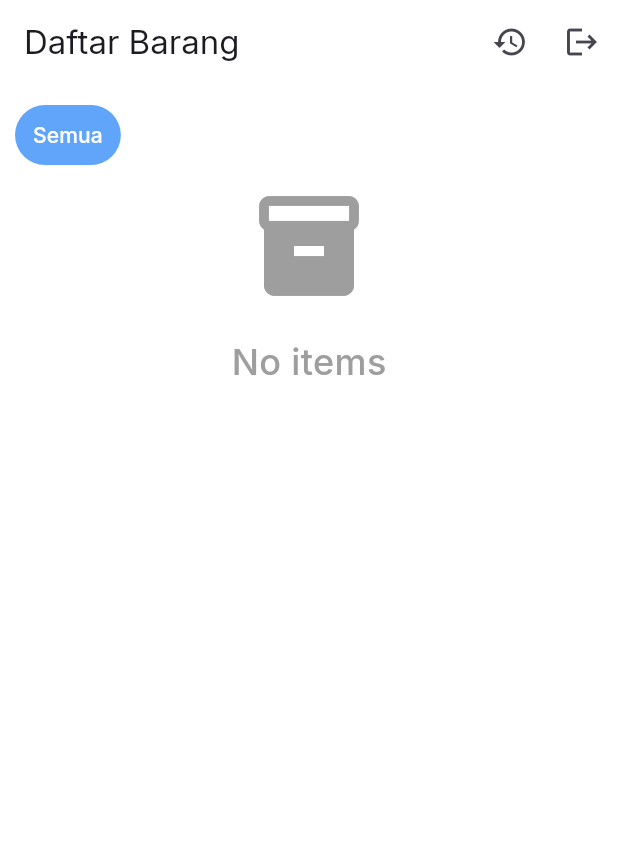
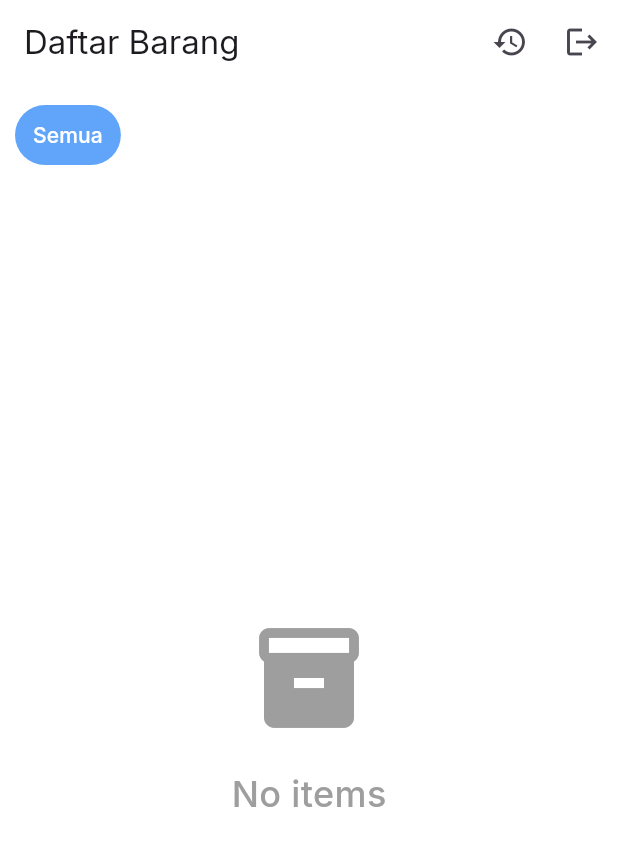
Before and after one commit to kennetmakannasi/sisfo-sarpras-mobile, a Flutter app: the HomePage screen opened by its route, on a phone screen of 412 x 824 dp. Shown: the top 846 px of the screen. Run offline on Flutter 3.47's test engine with Material 3 defaults, Android fonts, the phone set to English and light mode, and no system bars; our stand-ins replace another_flushbar, dio, go_router, google_fonts, shared_preferences; accounts and stored records are empty; network calls fail.

```diff
--- a/lib/pages/history_page.dart
+++ b/lib/pages/history_page.dart
@@ -236,10 +236,6 @@ Widget build(BuildContext context) {
                                       '${item.item.name.substring(0, 12)}...',
                                       style: GoogleFonts.inter(),
                                     ),
-                              Text(
-                                'Stok: ${item.item.stock.toString()}',
-                                style: GoogleFonts.inter(),
-                              ),
                               SizedBox(height: 8),
                               Text(
                                 'Jumlah: ${item.quantity}',
--- a/lib/pages/home_page.dart
+++ b/lib/pages/home_page.dart
@@ -6,8 +6,6 @@ import '../models/item.dart';
 import '../widgets/item_card.dart';
 import 'package:flutter/services.dart';
 import 'package:another_flushbar/flushbar.dart';
-
-
 
 class HomePage extends StatefulWidget {
   @override
@@ -41,7 +39,6 @@ class _HomePageState extends State<HomePage> {
     });
   }
 
-
   void borrowDialog(Item item) {
     final imageUrl = item.imageUrl?.isNotEmpty == true
         ? item.imageUrl!
@@ -72,7 +69,8 @@ class _HomePageState extends State<HomePage> {
                       mainAxisAlignment: MainAxisAlignment.spaceBetween,
                       children: [
                         Expanded(
-                        child: Text(item.name,
+                          child: Text(
+                            item.name,
                             style: GoogleFonts.inter(
                               textStyle: TextStyle(
                                   fontSize: 18, fontWeight: FontWeight.w500),
@@ -96,11 +94,13 @@ class _HomePageState extends State<HomePage> {
                       ),
                     ),
                     SizedBox(height: 10),
-                  Text('Jumlah stok: ${item.stock}',
+                    Text(
+                      'Jumlah stok: ${item.stock}',
                       style: GoogleFonts.inter(),
                     ),
                     SizedBox(height: 20),
-                  Text('Kuantitas Peminjaman',
+                    Text(
+                      'Kuantitas Peminjaman',
                       style: GoogleFonts.inter(),
                     ),
                     SizedBox(height: 4),
@@ -157,9 +157,7 @@ class _HomePageState extends State<HomePage> {
                             ],
                             animationDuration: Duration(milliseconds: 300),
                           ).show(context);
-
                         },
-
                         style: ElevatedButton.styleFrom(
                           foregroundColor: Colors.white,
                           backgroundColor: Color(0xFF60a5fa),
@@ -168,7 +166,8 @@ class _HomePageState extends State<HomePage> {
                             borderRadius: BorderRadius.circular(10),
                           ),
                         ),
-                      child: Text('Kirim',
+                        child: Text(
+                          'Kirim',
                           style: GoogleFonts.inter(),
                         ),
                       ),
@@ -192,8 +191,6 @@ class _HomePageState extends State<HomePage> {
     );
   }
 
-
-
   void logout(BuildContext context) async {
     final shouldLogout = await showGeneralDialog<bool>(
       context: context,
@@ -201,7 +198,8 @@ void logout(BuildContext context) async {
       barrierLabel: MaterialLocalizations.of(context).modalBarrierDismissLabel,
       barrierColor: Colors.black54,
       transitionDuration: Duration(milliseconds: 150),
-    pageBuilder: (BuildContext context, Animation<double> animation, Animation<double> secondaryAnimation) {
+      pageBuilder: (BuildContext context, Animation<double> animation,
+          Animation<double> secondaryAnimation) {
         return Center(
           child: Material(
             color: Colors.transparent,
@@ -215,7 +213,7 @@ void logout(BuildContext context) async {
               actions: [
                 SizedBox(
                   width: 100,
-                child:  ElevatedButton(
+                  child: ElevatedButton(
                     style: ElevatedButton.styleFrom(
                       backgroundColor: Colors.white,
                       foregroundColor: Colors.black,
@@ -230,7 +228,6 @@ void logout(BuildContext context) async {
                     onPressed: () => Navigator.of(context).pop(false),
                   ),
                 ),
-
                 SizedBox(
                   width: 100,
                   child: ElevatedButton(
@@ -246,8 +243,6 @@ void logout(BuildContext context) async {
                     onPressed: () => Navigator.of(context).pop(true),
                   ),
                 )
-
-
               ],
             ),
           ),
@@ -270,30 +265,30 @@ void logout(BuildContext context) async {
     }
   }
 
-
-
   @override
   Widget build(BuildContext context) {
     return Scaffold(
       appBar: AppBar(
-        title: Text('Daftar Barang',
+        title: Text(
+          'Daftar Barang',
           style: GoogleFonts.inter(),
         ),
         actions: [
-          IconButton(onPressed: () => context.push('/history'), icon: Icon(Icons.history)),
-          IconButton(onPressed:  () => logout(context), icon: Icon(Icons.logout)),
+          IconButton(
+              onPressed: () => context.push('/history'),
+              icon: Icon(Icons.history)),
+          IconButton(onPressed: () => logout(context), icon: Icon(Icons.logout)),
         ],
         backgroundColor: Colors.white,
         elevation: 0,
         surfaceTintColor: Colors.transparent,
       ),
-      body: SingleChildScrollView(
-  child: Padding(
-    padding: EdgeInsets.all(10),
-    child: Column(
+      body: Column(
         crossAxisAlignment: CrossAxisAlignment.start,
         children: [
-        SingleChildScrollView(
+          Padding(
+            padding: EdgeInsets.all(10),
+            child: SingleChildScrollView(
               scrollDirection: Axis.horizontal,
               child: Row(
                 children: [
@@ -302,15 +297,21 @@ void logout(BuildContext context) async {
                     child: TextButton(
                       onPressed: () => loadItems(),
                       style: TextButton.styleFrom(
-            backgroundColor: selectedCategory == null ? Color(0xFF60a5fa) : Color(0xffebf2f7),
-            shape: RoundedRectangleBorder(borderRadius: BorderRadius.circular(20)),
+                        backgroundColor: selectedCategory == null
+                            ? Color(0xFF60a5fa)
+                            : Color(0xffebf2f7),
+                        shape: RoundedRectangleBorder(
+                            borderRadius: BorderRadius.circular(20)),
                       ),
                       child: Text(
                         'Semua',
-            style:
-            GoogleFonts.inter(
-              textStyle: TextStyle(color: selectedCategory == null ? Colors.white : Colors.grey[500]),
-          )),
+                        style: GoogleFonts.inter(
+                          textStyle: TextStyle(
+                              color: selectedCategory == null
+                                  ? Colors.white
+                                  : Colors.grey[500]),
+                        ),
+                      ),
                     ),
                   ),
                   ...categories.map<Widget>((cat) {
@@ -320,23 +321,26 @@ void logout(BuildContext context) async {
                       child: TextButton(
                         onPressed: () => loadItems(category: cat['slug']),
                         style: TextButton.styleFrom(
-                      backgroundColor: isSelected ? Color(0xFF60a5fa) : Color(0xffebf2f7),
+                          backgroundColor:
+                              isSelected ? Color(0xFF60a5fa) : Color(0xffebf2f7),
                         ),
                         child: Text(cat['name'],
                             style: GoogleFonts.inter(
-                    textStyle: TextStyle(color: isSelected ? Colors.white : Colors.grey[500]))),
+                                textStyle: TextStyle(
+                                    color: isSelected
+                                        ? Colors.white
+                                        : Colors.grey[500]))),
                       ),
                     );
                   }).toList(),
                 ],
               ),
             ),
+          ),
           SizedBox(height: 10),
-        Center(
+          Expanded(
             child: items.isEmpty
-      ?
-      Container(
-        child: Center(
+                ? Center(
                     child: Column(
                       mainAxisSize: MainAxisSize.min,
                       children: [
@@ -354,26 +358,31 @@ void logout(BuildContext context) async {
                         ),
                       ],
                     ),
+                  )
+                : SingleChildScrollView(
+                    padding: EdgeInsets.symmetric(horizontal: 10),
+                    child: GridView.builder(
+                      physics: NeverScrollableScrollPhysics(),
+                      shrinkWrap: true,
+                      gridDelegate: SliverGridDelegateWithFixedCrossAxisCount(
+                        crossAxisCount: 2,
+                        crossAxisSpacing: 5,
+                        mainAxisSpacing: 5,
+                        childAspectRatio: 0.7,
                       ),
-      )
-      : Wrap(
-          spacing: 5,
-          runSpacing: 5,
-          children: items
-              .map((item) => ItemCard(
+                      itemCount: items.length,
+                      itemBuilder: (context, index) {
+                        final item = items[index];
+                        return ItemCard(
                           item: item,
                           onBorrow: () => borrowDialog(item),
-                  ))
-              .toList(),
+                        );
+                      },
                     ),
                   ),
-
+          ),
         ],
       ),
-  ),
-)
-
-
     );
   }
 }
```
Lines whose indentation alone changed are shown as unchanged.
